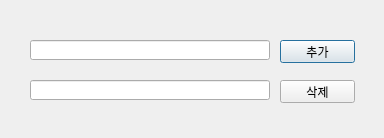
First picture: the form in python_work/pythonproject/dialog1.ui, repository huni0420/AI_4th_Class, before the edit.
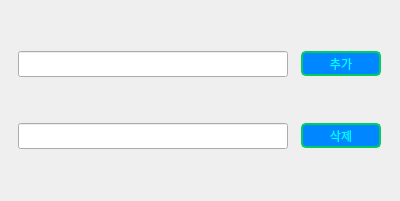
Second picture: the form after the edit. Icons and pictures are not drawn.

Diff of the .ui file:
```diff
--- a/python_work/pythonproject/dialog1.ui
+++ b/python_work/pythonproject/dialog1.ui
@@ -2,63 +2,141 @@
 <ui version="4.0">
  <class>Dialog</class>
  <widget class="QDialog" name="Dialog">
+  <property name="enabled">
+   <bool>true</bool>
+  </property>
   <property name="geometry">
    <rect>
     <x>0</x>
     <y>0</y>
-    <width>384</width>
-    <height>138</height>
+    <width>400</width>
+    <height>201</height>
    </rect>
   </property>
+  <property name="sizePolicy">
+   <sizepolicy hsizetype="Maximum" vsizetype="Preferred">
+    <horstretch>0</horstretch>
+    <verstretch>0</verstretch>
+   </sizepolicy>
+  </property>
+  <property name="minimumSize">
+   <size>
+    <width>400</width>
+    <height>201</height>
+   </size>
+  </property>
+  <property name="maximumSize">
+   <size>
+    <width>16777215</width>
+    <height>201</height>
+   </size>
+  </property>
   <property name="windowTitle">
    <string>Dialog</string>
   </property>
-  <widget class="QLineEdit" name="lineEdit">
-   <property name="geometry">
-    <rect>
-     <x>30</x>
-     <y>40</y>
-     <width>240</width>
-     <height>20</height>
-    </rect>
-   </property>
-  </widget>
-  <widget class="QLineEdit" name="lineEdit_2">
-   <property name="geometry">
-    <rect>
-     <x>30</x>
-     <y>80</y>
-     <width>240</width>
-     <height>20</height>
-    </rect>
-   </property>
-  </widget>
-  <widget class="QPushButton" name="pushButton">
-   <property name="geometry">
-    <rect>
-     <x>280</x>
-     <y>40</y>
-     <width>75</width>
-     <height>23</height>
-    </rect>
-   </property>
-   <property name="text">
-    <string>추가</string>
-   </property>
-  </widget>
-  <widget class="QPushButton" name="pushButton_2">
-   <property name="geometry">
-    <rect>
-     <x>280</x>
-     <y>80</y>
-     <width>75</width>
-     <height>23</height>
-    </rect>
-   </property>
-   <property name="text">
-    <string>삭제</string>
-   </property>
-  </widget>
+  <property name="styleSheet">
+   <string notr="true">QPushButton{
+	color: rgb(0, 255, 255);
+	background-color:  rgb(0, 135, 255);
+	border: 2px solid rgb(0, 204, 100);
+	border-radius: 5px;
+}
+QPushButton:pressed { background-color:rgb(35, 200, 100) }
+
+#Dialog{
+	background:url(&quot;C:/Users/KB/Desktop/sss/python_work/pythonProject/배경11.png&quot;)
+}</string>
+  </property>
+  <property name="sizeGripEnabled">
+   <bool>false</bool>
+  </property>
+  <property name="modal">
+   <bool>false</bool>
+  </property>
+  <layout class="QGridLayout" name="gridLayout">
+   <item row="0" column="0">
+    <widget class="QLineEdit" name="lineEdit">
+     <property name="sizePolicy">
+      <sizepolicy hsizetype="Fixed" vsizetype="Fixed">
+       <horstretch>0</horstretch>
+       <verstretch>0</verstretch>
+      </sizepolicy>
+     </property>
+     <property name="minimumSize">
+      <size>
+       <width>270</width>
+       <height>26</height>
+      </size>
+     </property>
+     <property name="baseSize">
+      <size>
+       <width>0</width>
+       <height>0</height>
+      </size>
+     </property>
+    </widget>
+   </item>
+   <item row="0" column="1">
+    <widget class="QPushButton" name="pushButton">
+     <property name="sizePolicy">
+      <sizepolicy hsizetype="Fixed" vsizetype="Fixed">
+       <horstretch>40</horstretch>
+       <verstretch>70</verstretch>
+      </sizepolicy>
+     </property>
+     <property name="minimumSize">
+      <size>
+       <width>80</width>
+       <height>25</height>
+      </size>
+     </property>
+     <property name="text">
+      <string>추가</string>
+     </property>
+    </widget>
+   </item>
+   <item row="1" column="0">
+    <widget class="QLineEdit" name="lineEdit_2">
+     <property name="enabled">
+      <bool>true</bool>
+     </property>
+     <property name="sizePolicy">
+      <sizepolicy hsizetype="Minimum" vsizetype="Maximum">
+       <horstretch>150</horstretch>
+       <verstretch>70</verstretch>
+      </sizepolicy>
+     </property>
+     <property name="minimumSize">
+      <size>
+       <width>270</width>
+       <height>26</height>
+      </size>
+     </property>
+     <property name="layoutDirection">
+      <enum>Qt::LeftToRight</enum>
+     </property>
+    </widget>
+   </item>
+   <item row="1" column="1">
+    <widget class="QPushButton" name="pushButton_2">
+     <property name="sizePolicy">
+      <sizepolicy hsizetype="Fixed" vsizetype="Fixed">
+       <horstretch>0</horstretch>
+       <verstretch>0</verstretch>
+      </sizepolicy>
+     </property>
+     <property name="minimumSize">
+      <size>
+       <width>80</width>
+       <height>25</height>
+      </size>
+     </property>
+     <property name="text">
+      <string>삭제</string>
+     </property>
+    </widget>
+   </item>
+  </layout>
  </widget>
  <resources/>
  <connections/>
```
